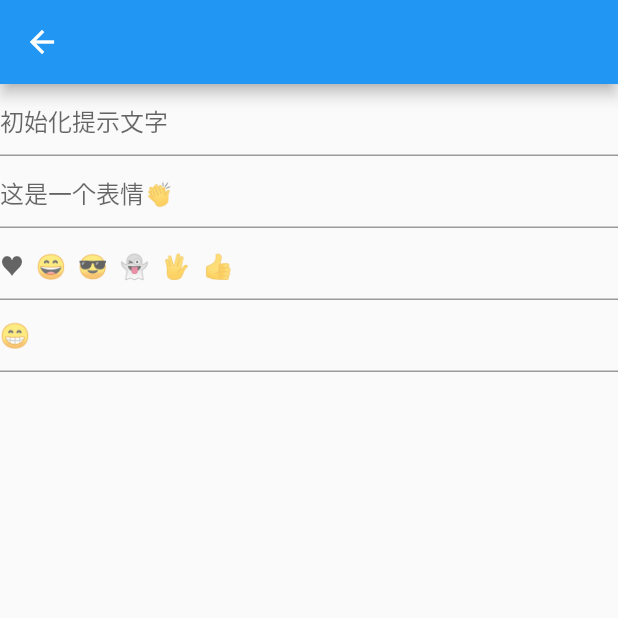
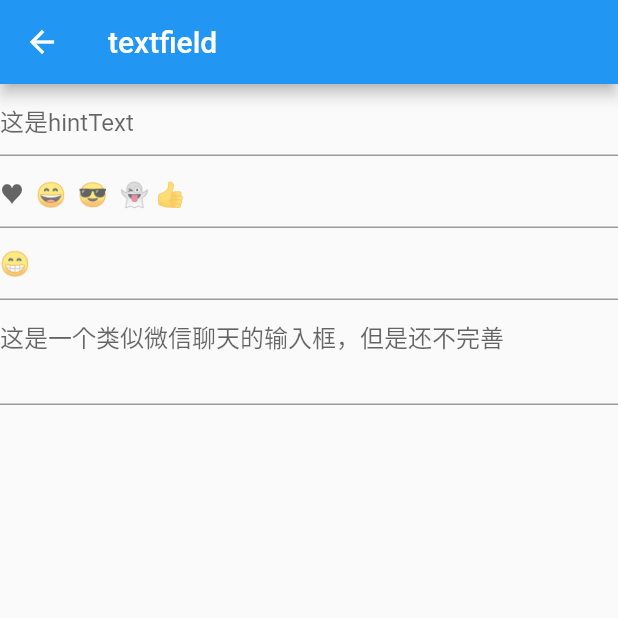
Before and after one commit to huang-weilong/flutter_learning, a Flutter app: the screen it shows after launch, after a tap on "输入框TextField", on a phone screen of 412 x 824 dp, the top half of it. Run offline on Flutter 3.47's test engine with Material 2 defaults, Android fonts, the light colour scheme and no system bars; our stand-ins replace image_picker, shared_preferences.

Commit message:
添加了sharedPreferencess的使用

```diff
--- a/lib/tabbar/index_page.dart
+++ b/lib/tabbar/index_page.dart
@@ -7,6 +7,7 @@ import '../test.dart';
 import 'page_one/index_text_page.dart';
 import 'page_one/index_dialog_page.dart';
 import 'page_one/index_images_page.dart';
+import 'page_one/index_sharedpreferences_page.dart';
 
 class IndexPage extends StatefulWidget {
   @override
@@ -45,6 +46,10 @@ class _IndexPageState extends State<IndexPage> {
             onPressed: (){Navigator.push(context, MaterialPageRoute(builder: (_)=>IndexImagesPage()));},
           ),
           RaisedButton(
+            child: Text('存储简单的数据SharePreference'),
+            onPressed: (){Navigator.push(context, MaterialPageRoute(builder: (_)=>IndexSharedPreferencePage()));},
+          ),
+          RaisedButton(
             child: Text('杂七杂八'),
             onPressed: (){Navigator.push(context, MaterialPageRoute(builder: (_)=>IndexUnclassifiedPage()));},
           ),
--- a/lib/tabbar/page_one/index_dialog_page.dart
+++ b/lib/tabbar/page_one/index_dialog_page.dart
@@ -57,7 +57,9 @@ class _IndexDialogPageState extends State<IndexDialogPage> {
   Widget build(BuildContext context) {
     return Scaffold(
       key: _scaffoldKey,
-      appBar: AppBar(),
+      appBar: AppBar(
+        title: Text('Alert对话框'),
+      ),
       body: Row(
         mainAxisAlignment: MainAxisAlignment.spaceEvenly,
         children: <Widget>[
--- a/lib/tabbar/page_one/index_text_page.dart
+++ b/lib/tabbar/page_one/index_text_page.dart
@@ -7,7 +7,7 @@ class IndexTextPage extends StatefulWidget {
 
 class _IndexTextPageState extends State<IndexTextPage> {
   var clapping = '\u{1f44f}';
-  Runes input = new Runes('\u2665  \u{1f604}  \u{1f60e}  \u{1f47b}  \u{1f596}  \u{1f44d}');
+  Runes input = Runes('\u2665  \u{1f604}  \u{1f60e}  \u{1f47b} \u{1f44d}');
   Map aa = {'smile':'\u{1F601}'};
   TextEditingController controller = TextEditingController();
   FocusNode focusNode = FocusNode();
@@ -15,17 +15,14 @@ class _IndexTextPageState extends State<IndexTextPage> {
   @override
   Widget build(BuildContext context) {
     return Scaffold(
-      appBar: AppBar(),
-      body: Column(
+      appBar: AppBar(
+        title: Text('textfield'),
+      ),
+      body: ListView(
         children: <Widget>[
           TextField(
             decoration: InputDecoration(
-              hintText: '初始化提示文字',
-            ),
-          ),
-          TextField(
-            decoration: InputDecoration(
-              hintText: '这是一个表情'+clapping,
+              hintText: '这是hintText',
             ),
           ),
           TextField(
@@ -40,6 +37,20 @@ class _IndexTextPageState extends State<IndexTextPage> {
             focusNode: focusNode,
             controller: controller,
           ),
+          ConstrainedBox(
+            constraints: BoxConstraints(
+              maxHeight: 70.0
+            ),
+            child: TextField(
+              decoration: InputDecoration(
+                hintText: '这是一个类似微信聊天的输入框，但是还不完善'
+              ),
+              maxLines: 3,
+              maxLengthEnforced: false,
+              keyboardType: TextInputType.multiline,
+            ),
+          ),
+//          IconButton(icon: Icon(Icons.access_alarm), onPressed: (){}),
         ],
       )
     );
--- a/pubspec.yaml
+++ b/pubspec.yaml
@@ -11,6 +11,8 @@ dependencies:
   country_icons: ^0.0.2
   emoji: ^1.1.2
   image_picker: ^0.4.6
+  dio: ^1.0.0
+  shared_preferences: ^0.4.2
 
 dev_dependencies:
   flutter_test:
```
Also changed, not shown: lib/tabbar/page_one/index_layout_page.dart (+11 -1 lines), lib/tabbar/page_one/index_sharedpreferences_page.dart (added, +113 -0 lines), lib/tabbar/page_one/layout/listview_layout.dart (added, +28 -0 lines), pubspec.lock, 2 other files.
